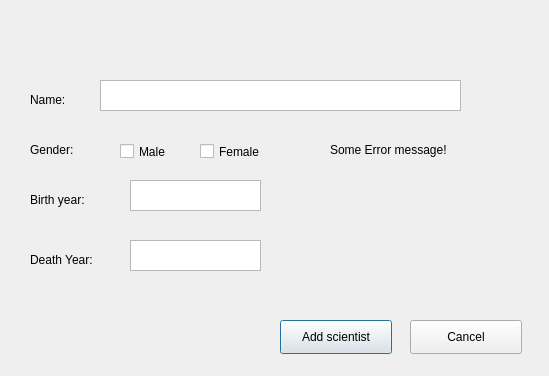
First picture: the form in Verk1_2/addnewperson.ui, repository steinarb08/Verkefni1_2, before the edit.
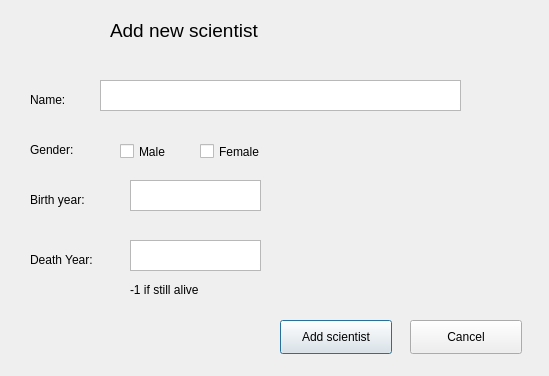
Second picture: the form after the edit.

Commit message: Created error checkers for add new person function

The edit to the form file:
```diff
--- a/Verk1_2/addnewperson.ui
+++ b/Verk1_2/addnewperson.ui
@@ -156,14 +156,50 @@
    </property>
    <property name="geometry">
     <rect>
-     <x>330</x>
-     <y>140</y>
-     <width>181</width>
+     <x>30</x>
+     <y>330</y>
+     <width>241</width>
+     <height>31</height>
+    </rect>
+   </property>
+   <property name="font">
+    <font>
+     <pointsize>10</pointsize>
+    </font>
+   </property>
+   <property name="text">
+    <string/>
+   </property>
+  </widget>
+  <widget class="QLabel" name="label">
+   <property name="geometry">
+    <rect>
+     <x>130</x>
+     <y>280</y>
+     <width>111</width>
      <height>19</height>
     </rect>
    </property>
    <property name="text">
-    <string>Some Error message!</string>
+    <string>-1 if still alive</string>
+   </property>
+  </widget>
+  <widget class="QLabel" name="label_2">
+   <property name="geometry">
+    <rect>
+     <x>110</x>
+     <y>10</y>
+     <width>241</width>
+     <height>41</height>
+    </rect>
+   </property>
+   <property name="font">
+    <font>
+     <pointsize>14</pointsize>
+    </font>
+   </property>
+   <property name="text">
+    <string>Add new scientist</string>
    </property>
   </widget>
  </widget>
```
The commit also changes 3 other files.
